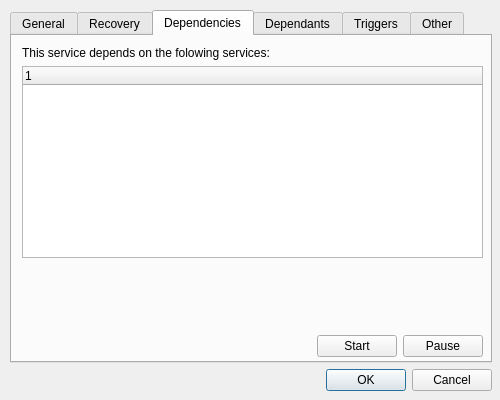
Old version of the form TaskExplorer/Resources/WinSvcWindow.ui in the repository DavidXanatos/TaskExplorer.
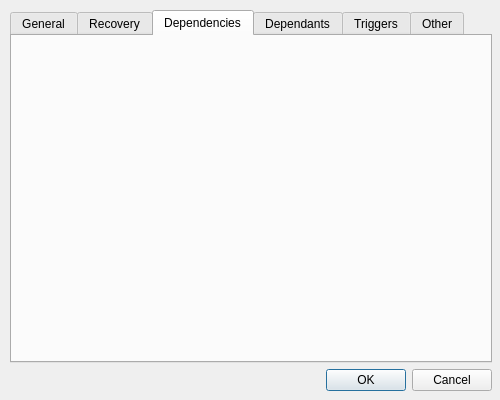
New version of the form. The open tabs and pages were chosen to show the change.

The edit to the form file:
```diff
--- a/TaskExplorer/Resources/WinSvcWindow.ui
+++ b/TaskExplorer/Resources/WinSvcWindow.ui
@@ -370,78 +370,6 @@
        <attribute name="title">
         <string>Dependencies</string>
        </attribute>
-       <widget class="QWidget" name="gridLayoutWidget_3">
-        <property name="geometry">
-         <rect>
-          <x>10</x>
-          <y>10</y>
-          <width>461</width>
-          <height>311</height>
-         </rect>
-        </property>
-        <layout class="QGridLayout" name="gridLayout_3">
-         <item row="1" column="0">
-          <widget class="QTreeWidget" name="dependenciesTree">
-           <column>
-            <property name="text">
-             <string notr="true">1</string>
-            </property>
-           </column>
-          </widget>
-         </item>
-         <item row="3" column="0">
-          <layout class="QHBoxLayout" name="horizontalLayout_2">
-           <item>
-            <spacer name="horizontalSpacer">
-             <property name="orientation">
-              <enum>Qt::Horizontal</enum>
-             </property>
-             <property name="sizeHint" stdset="0">
-              <size>
-               <width>40</width>
-               <height>20</height>
-              </size>
-             </property>
-            </spacer>
-           </item>
-           <item>
-            <widget class="QPushButton" name="startBtn">
-             <property name="text">
-              <string>Start</string>
-             </property>
-            </widget>
-           </item>
-           <item>
-            <widget class="QPushButton" name="pauseBtn">
-             <property name="text">
-              <string>Pause</string>
-             </property>
-            </widget>
-           </item>
-          </layout>
-         </item>
-         <item row="2" column="0">
-          <spacer name="verticalSpacer_4">
-           <property name="orientation">
-            <enum>Qt::Vertical</enum>
-           </property>
-           <property name="sizeHint" stdset="0">
-            <size>
-             <width>20</width>
-             <height>40</height>
-            </size>
-           </property>
-          </spacer>
-         </item>
-         <item row="0" column="0">
-          <widget class="QLabel" name="label_17">
-           <property name="text">
-            <string>This service depends on the folowing services:</string>
-           </property>
-          </widget>
-         </item>
-        </layout>
-       </widget>
       </widget>
       <widget class="QWidget" name="tab_4">
        <attribute name="title">
```
Left out of the diff: 358 changed lines with no effect on the pictures.
